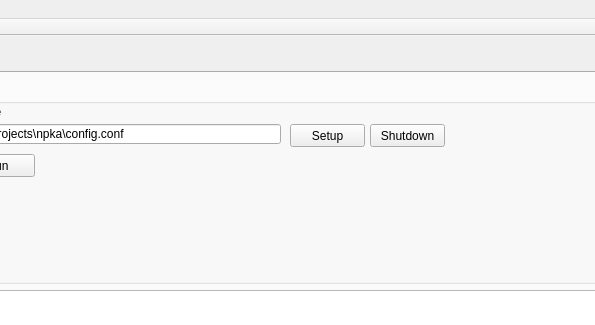
Qt form SVDModel/SVDUI/mainwindow.ui (edfm-tum/SVD) before a commit; both pictures show x 144 to 739 and y 0 to 325 of the 964 by 719 pixel window.
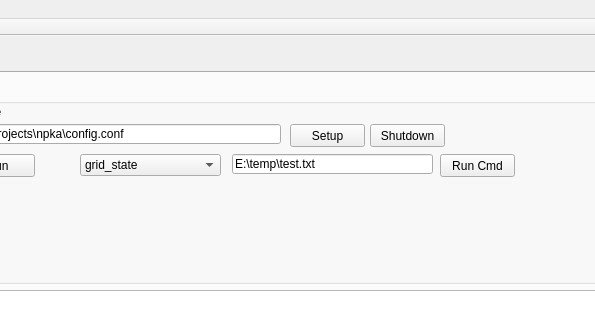
The same form after that commit.

The edit to the form file:
```diff
--- a/SVDModel/SVDUI/mainwindow.ui
+++ b/SVDModel/SVDUI/mainwindow.ui
@@ -114,6 +114,52 @@
             <number>10</number>
            </property>
           </widget>
+          <widget class="QComboBox" name="cbOption">
+           <property name="geometry">
+            <rect>
+             <x>200</x>
+             <y>70</y>
+             <width>141</width>
+             <height>22</height>
+            </rect>
+           </property>
+           <item>
+            <property name="text">
+             <string>grid_state</string>
+            </property>
+           </item>
+           <item>
+            <property name="text">
+             <string>grid_N</string>
+            </property>
+           </item>
+          </widget>
+          <widget class="QLineEdit" name="lParam">
+           <property name="geometry">
+            <rect>
+             <x>352</x>
+             <y>70</y>
+             <width>201</width>
+             <height>20</height>
+            </rect>
+           </property>
+           <property name="text">
+            <string>E:\temp\test.txt</string>
+           </property>
+          </widget>
+          <widget class="QPushButton" name="pbRun">
+           <property name="geometry">
+            <rect>
+             <x>560</x>
+             <y>70</y>
+             <width>75</width>
+             <height>23</height>
+            </rect>
+           </property>
+           <property name="text">
+            <string>Run Cmd</string>
+           </property>
+          </widget>
          </widget>
         </item>
         <item>
```
